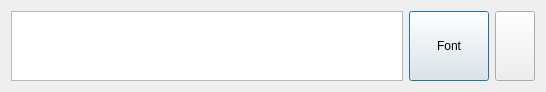
This is ui/add_text.ui in MarwanMagdy0/VoiceNote as Qt 5 draws it before an edit. The edited form follows.
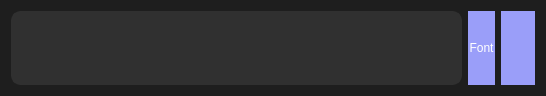
This is the edited form. Icons and pictures are not drawn.

Diff of the .ui file:
```diff
--- a/ui/add_text.ui
+++ b/ui/add_text.ui
@@ -7,22 +7,53 @@
     <x>0</x>
     <y>0</y>
     <width>546</width>
-    <height>89</height>
+    <height>93</height>
    </rect>
   </property>
   <property name="windowTitle">
    <string>Dialog</string>
   </property>
   <property name="styleSheet">
-   <string notr="true"/>
+   <string notr="true">* {
+background-color: rgb(30, 30, 30);
+border:none;
+}
+QPushButton {
+	font: 63 20pt &quot;JetBrains Mono NL SemiBold&quot;;
+	background-color: #9a9ef9;
+	border: 1px solid #9a9ef9;
+	border-radius: 20px;
+	color: #FFFFFF;
+}
+QPushButton:hover {
+    border-radius:20px;
+	border: 1px solid #7070d0;
+	background-color: #7070d0;
+    color: white;
+}
+
+QPushButton:disabled {
+    background-color: gray;
+    color: white;
+}
+
+QPushButton:pressed {
+    
+	background-color: rgb(85, 0, 255);
+    color: white;
+}</string>
   </property>
   <layout class="QHBoxLayout" name="horizontalLayout">
    <item>
     <widget class="QTextEdit" name="text_editor">
      <property name="styleSheet">
       <string notr="true">* {
+	background-color: rgb(48, 48, 48);
+border: 3px solid #303030;
+border-radius: 10px;
 
-}</string>
+}
+</string>
      </property>
     </widget>
    </item>
```
